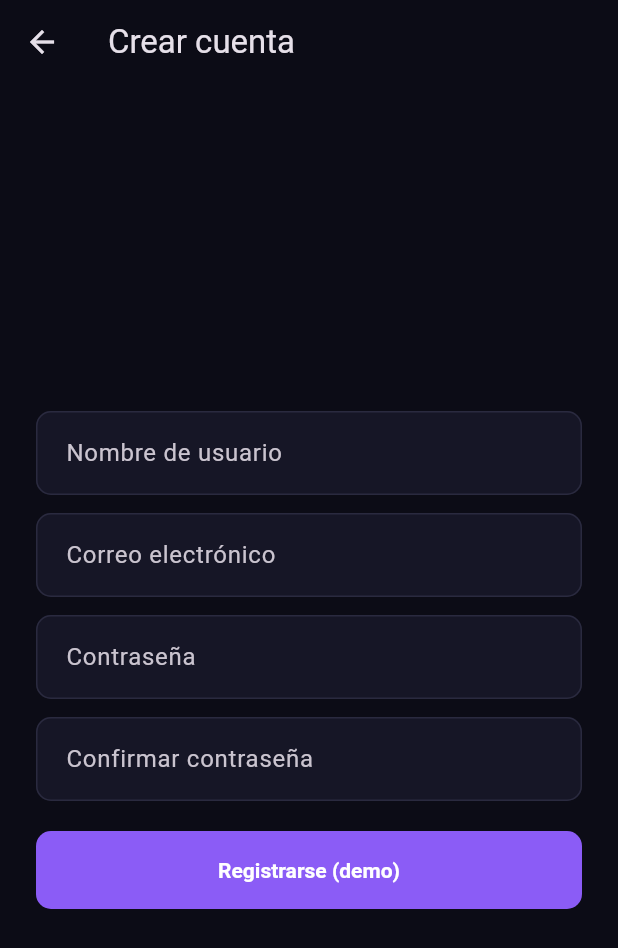
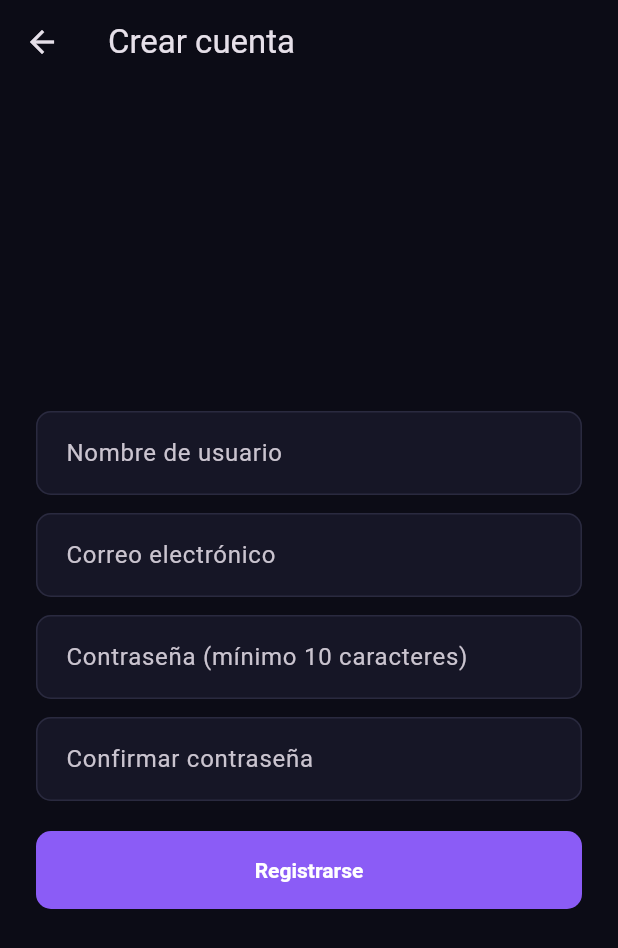
Before and after one commit to Tresdese/PartyEars, a Flutter app: the RegisterScreen screen opened directly, on a phone screen of 412 x 824 dp. Shown: the top 948 px of the screen. Run offline on Flutter 3.47's test engine with Material 3 defaults, Android fonts, the phone set to English and light mode, and no system bars; our stand-ins replace flutter_secure_storage, shared_preferences; missing offline and left inert: media_kit; accounts and stored records are empty.

Commit message:
Adición: inicio de sesión, registro y cierre de sesión contra auth en el cliente
Las pantallas de acceso eran de demostración: "Entrar" abría la app sin pedir el token, así que
cualquier llamada real a party respondía "Tu sesión terminó". Ahora el login llama a
/api/v1/auth/login (api_client guarda los tokens), el registro crea la cuenta e inicia sesión con
los mismos datos mostrando bajo cada campo lo que el servidor rechaza, y cerrar sesión revoca el
token de renovación en el servidor en lugar de solo cambiar de pantalla.

```diff
--- a/partyears-frontend/lib/features/auth/presentation/register_screen.dart
+++ b/partyears-frontend/lib/features/auth/presentation/register_screen.dart
@@ -1,7 +1,79 @@
 import 'package:flutter/material.dart';
 
-class RegisterScreen extends StatelessWidget {
+import '../../../app/navigation/main_shell.dart';
+import '../../../core/network/api_client.dart';
+import '../../../core/network/api_config.dart';
+import '../../../core/network/api_exception.dart';
+import '../../../core/network/red.dart';
+import 'login_screen.dart';
+
+class RegisterScreen extends StatefulWidget {
     const RegisterScreen({super.key});
+
+    @override
+    State<RegisterScreen> createState() => _RegisterScreenState();
+}
+
+class _RegisterScreenState extends State<RegisterScreen> {
+    final _campos = {
+        for (final c in ['nombre_usuario', 'correo', 'contrasena', 'confirmacion']) c: TextEditingController(),
+    };
+    Map<String, dynamic> _errores = {};
+    bool _enviando = false;
+
+    @override
+    void dispose() {
+        for (final c in _campos.values) {
+            c.dispose();
+        }
+        super.dispose();
+    }
+
+    // CU-01, then CU-02 with the same data: asking to log in right after signing up is a step
+    // the person would always take.
+    Future<void> _registrar() async {
+        setState(() {
+            _enviando = true;
+            _errores = {};
+        });
+        try {
+            await Red.instancia.api.post(Servicio.auth, '/registro', autenticado: false, cuerpo: {
+                for (final e in _campos.entries) e.key: e.value.text,
+            });
+            await iniciarSesion(_campos['correo']!.text, _campos['contrasena']!.text);
+            if (!mounted) return;
+            Navigator.of(context).pushAndRemoveUntil(
+                MaterialPageRoute<void>(builder: (_) => const MainShell()),
+                (_) => false,
+            );
+        } on ApiException catch (e) {
+            if (!mounted) return;
+            setState(() => _errores = e.detalles ?? {});
+            if (e.detalles == null) {
+                ScaffoldMessenger.of(context).showSnackBar(SnackBar(content: Text(e.mensaje)));
+            }
+        } finally {
+            if (mounted) setState(() => _enviando = false);
+        }
+    }
+
+    // Field errors come as {"campo": ["mensaje", ...]} (contract 1.4).
+    String? _error(String campo) {
+        final mensajes = _errores[campo];
+        return mensajes is List && mensajes.isNotEmpty ? mensajes.join(' ') : null;
+    }
+
+    Widget _campo(String campo, String etiqueta, {bool oculto = false, TextInputType? teclado}) {
+        return Padding(
+            padding: const EdgeInsets.only(bottom: 12),
+            child: TextField(
+                controller: _campos[campo],
+                obscureText: oculto,
+                keyboardType: teclado,
+                decoration: InputDecoration(labelText: etiqueta, errorText: _error(campo)),
+            ),
+        );
+    }
 
     @override
     Widget build(BuildContext context) {
@@ -15,32 +87,14 @@ class RegisterScreen extends StatelessWidget {
                         child: Column(
                             crossAxisAlignment: CrossAxisAlignment.stretch,
                             children: [
-                const TextField(
-                  decoration: InputDecoration(labelText: 'Nombre de usuario'),
-                ),
-                const SizedBox(height: 12),
-                const TextField(
-                  decoration: InputDecoration(labelText: 'Correo electrónico'),
-                  keyboardType: TextInputType.emailAddress,
-                ),
-                const SizedBox(height: 12),
-                const TextField(
-                  decoration: InputDecoration(labelText: 'Contraseña'),
-                  obscureText: true,
-                ),
-                const SizedBox(height: 12),
-                const TextField(
-                  decoration: InputDecoration(labelText: 'Confirmar contraseña'),
-                  obscureText: true,
-                ),
-                const SizedBox(height: 20),
+                                _campo('nombre_usuario', 'Nombre de usuario'),
+                                _campo('correo', 'Correo electrónico', teclado: TextInputType.emailAddress),
+                                _campo('contrasena', 'Contraseña (mínimo 10 caracteres)', oculto: true),
+                                _campo('confirmacion', 'Confirmar contraseña', oculto: true),
+                                const SizedBox(height: 8),
                                 FilledButton(
-                  onPressed: () => ScaffoldMessenger.of(context).showSnackBar(
-                    const SnackBar(
-                      content: Text('Registro pendiente de conectar con Django'),
-                    ),
-                  ),
-                  child: const Text('Registrarse (demo)'),
+                                    onPressed: _enviando ? null : _registrar,
+                                    child: const Text('Registrarse'),
                                 ),
                             ],
                         ),
```
Also changed, not shown: partyears-frontend/lib/app/navigation/main_shell.dart (+6 -1 lines), partyears-frontend/lib/features/auth/presentation/login_screen.dart (+63 -26 lines), 1 other file. Lines whose indentation alone changed are shown as unchanged.
